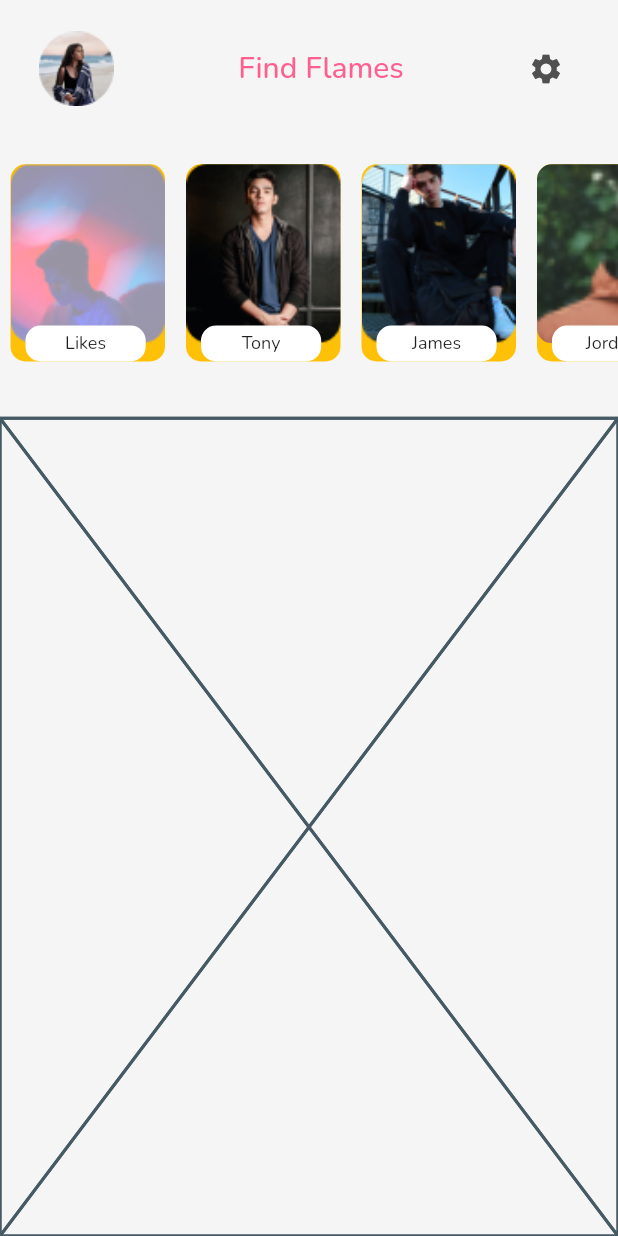
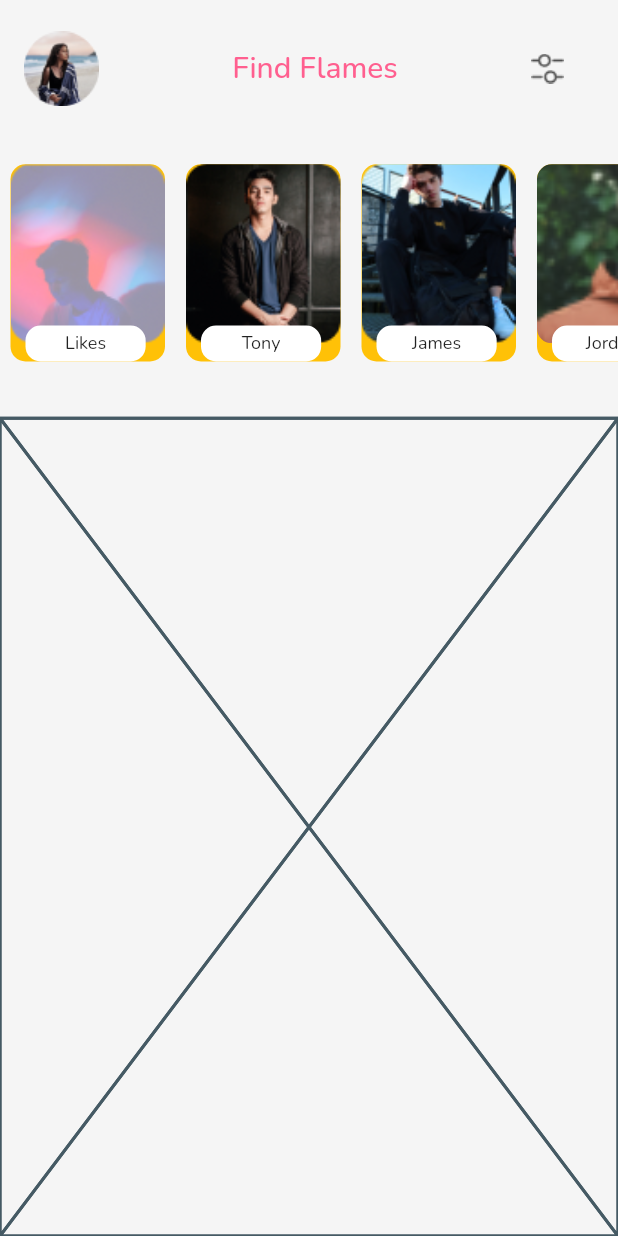
Before and after one commit to Vinit-Juikar/Find_Flames_Internship_Application, a Flutter app: the screen it shows after launch, on a phone screen of 412 x 824 dp. Run offline on Flutter 3.47's test engine with Material 2 defaults, Android fonts, the phone set to English and light mode, and no system bars; our stand-ins replace flutter_screenutil, google_fonts.

Commit message:
changes made in icon

```diff
--- a/lib/widgets/appbar.dart
+++ b/lib/widgets/appbar.dart
@@ -12,7 +12,7 @@ AppBar AppBarForHomeScreen() {
       child: Row(
         children: [
           Container(
-            margin: EdgeInsets.only(left: 10),
+            margin: EdgeInsets.only(left: 0),
             child: Image.asset("assets/images/Ellipse 2.png"),
           ),
           Spacer(),
@@ -28,8 +28,8 @@ AppBar AppBarForHomeScreen() {
           Spacer(),
           Container(
             margin: EdgeInsets.only(right: 20),
-            child: const Icon(
-              Icons.settings,
+            child: Image.asset(
+             "assets/icons/More.png",
               color: Color(0xFF505050),
             ),
           )
--- a/pubspec.yaml
+++ b/pubspec.yaml
@@ -63,6 +63,7 @@ flutter:
   # To add assets to your application, add an assets section, like this:
   assets:
     - assets/images/
+    - assets/icons/
   #   - images/a_dot_ham.jpeg
 
   # An image asset can refer to one or more resolution-specific "variants", see
```
Also changed, not shown: assets/icons/More.png (added).
